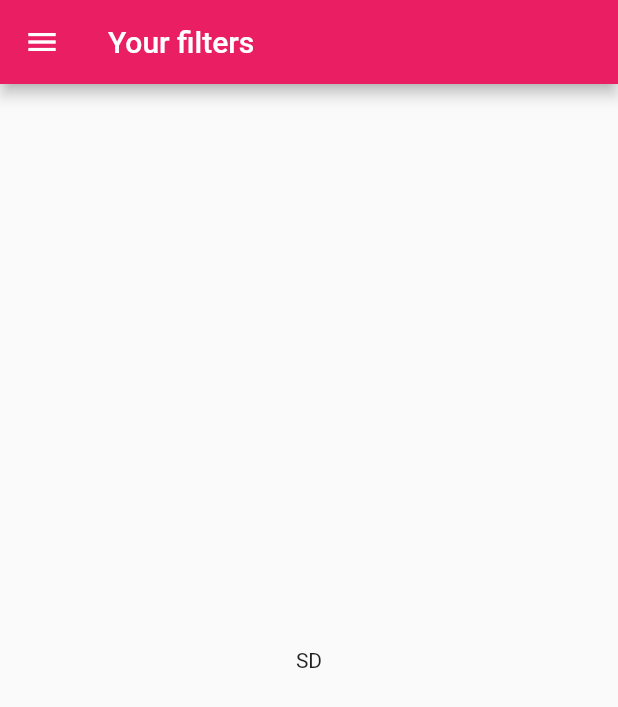
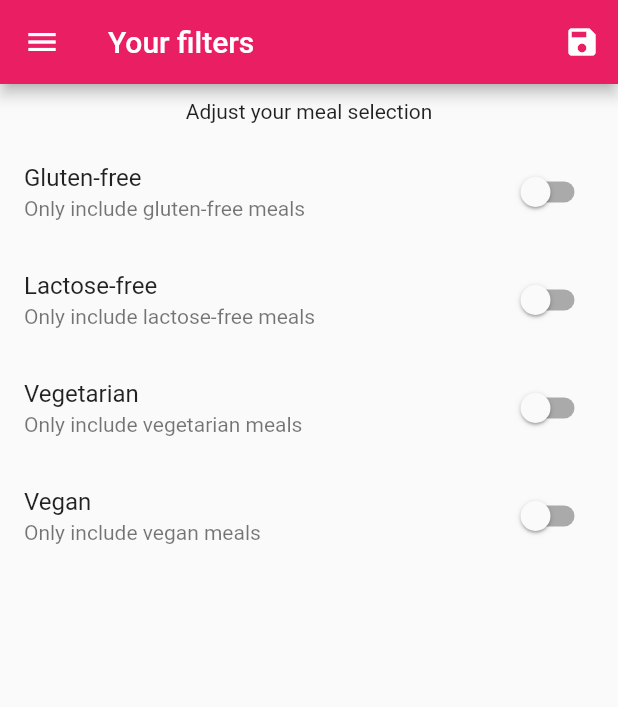
Before and after one commit to KirtiGautam/Noobie, a Flutter app: the Filter screen opened by its route, on a phone screen of 412 x 824 dp. Shown: the top 707 px of the screen. Run offline on Flutter 3.47's test engine with Material 2 defaults, Android fonts, the phone set to English and light mode, and no system bars.

Commit message:
Meals App complete

```diff
--- a/meals/lib/main.dart
+++ b/meals/lib/main.dart
@@ -1,5 +1,7 @@
 import 'package:flutter/material.dart';
 
+import './dummy_data.dart';
+import './models/meal.dart';
 import './screens/filters.dart';
 import './screens/meal.dart';
 import './screens/tabs.dart';
@@ -7,8 +9,51 @@ import './screens/meals.dart';
 
 void main() => runApp(MyApp());
 
-class MyApp extends StatelessWidget {
+class MyApp extends StatefulWidget {
+  @override
+  State<MyApp> createState() => _MyAppState();
+}
+
+class _MyAppState extends State<MyApp> {
   final ThemeData theme = ThemeData(primarySwatch: Colors.pink);
+
+  Map<String, bool> _filters = {
+    'gluten': false,
+    'lactose': false,
+    'vegan': false,
+    'vegetarian': false,
+  };
+  List<Meal> _meals = DUMMY_MEALS;
+  List<Meal> _favoriteMeals = [];
+
+  void toggleFavorite(mealId) {
+    var index = _favoriteMeals.indexWhere((meal) => meal.id == mealId);
+    setState(() => (index >= 0)
+        ? _favoriteMeals.removeAt(index)
+        : _favoriteMeals
+            .add(DUMMY_MEALS.firstWhere((meal) => meal.id == mealId)));
+  }
+
+  void isFavorite(mealId) => _favoriteMeals.any((meal) => meal.id == mealId);
+
+  void _saveFilters(Map<String, bool> filterData) =>
+      setState(() => _meals = DUMMY_MEALS.where((meal) {
+            _filters = filterData;
+            if (_filters['gluten']! && !meal.isGlutenFree) {
+              return false;
+            }
+            if (_filters['lactose']! && !meal.isLactoseFree) {
+              return false;
+            }
+            if (_filters['vegan']! && !meal.isVegan) {
+              return false;
+            }
+            if (_filters['vegetarian']! && !meal.isVegetarian) {
+              return false;
+            }
+            return true;
+          }).toList());
+
   @override
   Widget build(BuildContext context) {
     return MaterialApp(
@@ -21,10 +66,10 @@ class MyApp extends StatelessWidget {
           ),
         ),
         routes: {
-          '/': (ctx) => Tabs(),
-          '/filter': (ctx) => Filter(),
-          '/meals': (ctx) => Meals(),
-          '/meal': (ctx) => MealItemScreen(),
+          '/': (ctx) => Tabs(_favoriteMeals),
+          '/filter': (ctx) => Filter(_filters, _saveFilters),
+          '/meals': (ctx) => Meals(_meals),
+          '/meal': (ctx) => MealItemScreen(toggleFavorite, isFavorite)
         });
   }
 }
--- a/meals/lib/screens/favorites.dart
+++ b/meals/lib/screens/favorites.dart
@@ -1,10 +1,25 @@
 import 'package:flutter/material.dart';
+import 'package:meals/models/meal.dart';
+import 'package:meals/widgets/meals_item.dart';
 
 class Favorites extends StatelessWidget {
+  final List<Meal> meals;
+  Favorites(this.meals);
+
   @override
-  Widget build(BuildContext context) {
-    return const Center(
-      child: Text('Works'),
-    );
-  }
+  Widget build(BuildContext context) => meals.isEmpty
+      ? const Center(
+          child: Text('No Favorite Meals, add some!'),
+        )
+      : ListView.builder(
+          itemBuilder: (ctx, index) => MealItem(
+            meals[index].id,
+            meals[index].imageURL,
+            meals[index].title,
+            meals[index].duration,
+            meals[index].complexity,
+            meals[index].affordability,
+          ),
+          itemCount: meals.length,
+        );
 }
--- a/meals/lib/screens/filters.dart
+++ b/meals/lib/screens/filters.dart
@@ -2,16 +2,107 @@ import 'package:flutter/material.dart';
 
 import '../widgets/main_drawer.dart';
 
-class Filter extends StatelessWidget {
+class Filter extends StatefulWidget {
+  final Map<String, bool> _currentFilters;
+  final Function _saveFilters;
+
+  Filter(this._currentFilters, this._saveFilters);
+
+  @override
+  State<Filter> createState() => _FilterState();
+}
+
+class _FilterState extends State<Filter> {
+  var _glutenFree = false;
+  var _lactoseFree = false;
+  var _isVegan = false;
+  var _isVegetarian = false;
+
+  @override
+  initState() {
+    _glutenFree = widget._currentFilters['gluten'] ?? _glutenFree;
+    _lactoseFree = widget._currentFilters['latose'] ?? _lactoseFree;
+    _isVegan = widget._currentFilters['vegan'] ?? _isVegan;
+    _isVegetarian = widget._currentFilters['vegetarian'] ?? _isVegetarian;
+    super.initState();
+  }
+
+  Widget _buildListSwitch(
+    String title,
+    String description,
+    bool currentValue,
+    Function(bool) updateValue,
+  ) =>
+      SwitchListTile(
+        title: Text(title),
+        subtitle: Text(description),
+        value: currentValue,
+        onChanged: updateValue,
+      );
+
   @override
   Widget build(BuildContext context) {
     return Scaffold(
       appBar: AppBar(
         title: const Text('Your filters'),
+        actions: [
+          IconButton(
+            icon: const Icon(Icons.save),
+            onPressed: () => widget._saveFilters({
+              'gluten': _glutenFree,
+              'lactose': _lactoseFree,
+              'vegan': _isVegan,
+              'vegetarian': _isVegetarian,
+            }),
+          )
+        ],
       ),
       drawer: MainDrawer(),
-      body: const Center(
-        child: Text('SD'),
+      body: Column(
+        children: [
+          Container(
+            padding: const EdgeInsets.all(10),
+            child: const Text('Adjust your meal selection'),
+          ),
+          Expanded(
+            child: ListView(
+              children: [
+                _buildListSwitch(
+                  'Gluten-free',
+                  'Only include gluten-free meals',
+                  _glutenFree,
+                  (newVal) => setState(
+                    () => _glutenFree = newVal,
+                  ),
+                ),
+                _buildListSwitch(
+                  'Lactose-free',
+                  'Only include lactose-free meals',
+                  _lactoseFree,
+                  (newVal) => setState(
+                    () => _lactoseFree = newVal,
+                  ),
+                ),
+                _buildListSwitch(
+                  'Vegetarian',
+                  'Only include vegetarian meals',
+                  _isVegetarian,
+                  (newVal) => setState(
+                    () => _isVegetarian = newVal,
+                  ),
+                ),
+                _buildListSwitch(
+                  'Vegan',
+                  'Only include vegan meals',
+                  _isVegan,
+                  (newVal) => setState(
+                    () => _isVegan = newVal,
+                  ),
+                ),
+              ],
+            ),
+          )
+        ],
       ),
     );
   }
--- a/meals/lib/screens/meal.dart
+++ b/meals/lib/screens/meal.dart
@@ -2,7 +2,17 @@ import 'package:flutter/material.dart';
 import 'package:meals/dummy_data.dart';
 import 'package:meals/models/meal.dart';
 
-class MealItemScreen extends StatelessWidget {
+class MealItemScreen extends StatefulWidget {
+  final Function toggleFavorite;
+  final Function isFavorite;
+
+  MealItemScreen(this.toggleFavorite, this.isFavorite);
+
+  @override
+  State<MealItemScreen> createState() => _MealItemScreenState();
+}
+
+class _MealItemScreenState extends State<MealItemScreen> {
   Widget buildTitle(String text) => Container(
         margin: const EdgeInsets.symmetric(vertical: 10),
         child: Text(
@@ -67,7 +77,8 @@ class MealItemScreen extends StatelessWidget {
               ),
             ),
             buildTitle('Steps'),
-            buildContainer(ListView.builder(
+            buildContainer(
+              ListView.builder(
                 itemBuilder: (ctx, index) => Column(
                   children: [
                     ListTile(
@@ -82,8 +93,15 @@ class MealItemScreen extends StatelessWidget {
                   ],
                 ),
                 itemCount: meal.steps.length,
-            ))
+              ),
+            ),
           ],
+        ),
+      ),
+      floatingActionButton: FloatingActionButton(
+        onPressed: () => widget.toggleFavorite(meal.id),
+        child: Icon(
+          widget.isFavorite(meal.id) ? Icons.star : Icons.star_border,
         ),
       ),
     );
--- a/meals/lib/screens/meals.dart
+++ b/meals/lib/screens/meals.dart
@@ -1,20 +1,25 @@
 import 'package:flutter/material.dart';
+import 'package:meals/models/meal.dart';
 
 import '../widgets/meals_item.dart';
 import '../dummy_data.dart';
 
-class Meals extends StatelessWidget {
-  // final String id;
-  // final String title;
+class Meals extends StatefulWidget {
+  final List<Meal> _meals;
 
-  // Meals(this.id, this.title);
+  Meals(this._meals);
 
+  @override
+  State<Meals> createState() => _MealsState();
+}
+
+class _MealsState extends State<Meals> {
   @override
   Widget build(BuildContext context) {
     final args =
         ModalRoute.of(context)!.settings.arguments as Map<String, String>;
     final title = args['title']!;
-    final meals = DUMMY_MEALS
+    final meals = widget._meals
         .where(
           (e) => e.categories.contains(args['id']),
         )
--- a/meals/lib/screens/tabs.dart
+++ b/meals/lib/screens/tabs.dart
@@ -1,10 +1,14 @@
 import 'package:flutter/material.dart';
+import 'package:meals/models/meal.dart';
 
 import '../widgets/main_drawer.dart';
 import './categories.dart';
 import './favorites.dart';
 
 class Tabs extends StatelessWidget {
+  final List<Meal> favorites;
+  Tabs(this.favorites);
+
   @override
   Widget build(BuildContext context) {
     return DefaultTabController(
@@ -29,7 +33,7 @@ class Tabs extends StatelessWidget {
         body: TabBarView(
           children: [
             Categories(),
-            Favorites(),
+            Favorites(favorites),
           ],
         ),
       ),
```
Lines whose indentation alone changed are shown as unchanged.
